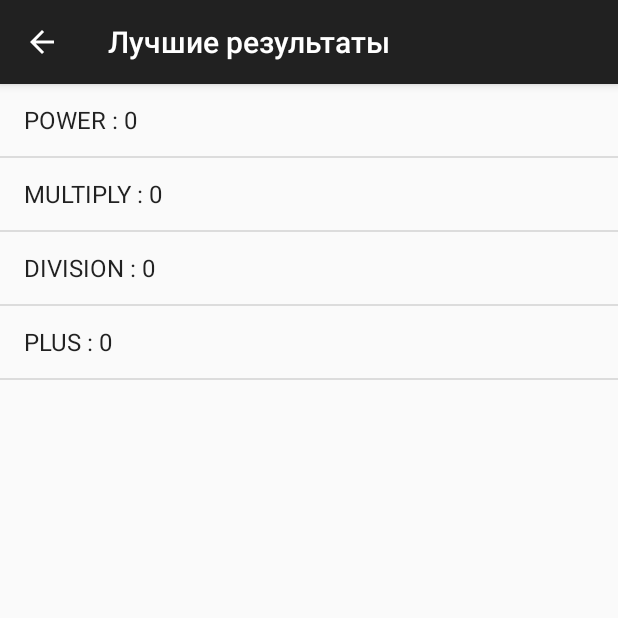
After one commit to cooldman/HappyCalculations, an Android app: the HighScoreActivity screen opened directly, with no data from a screen before it, on a phone screen of 412 x 824 dp, the top half of it. The commit adds this screen. Run offline under Robolectric (Android 15) with nearby library versions, the phone set to English and light mode, and no system bars.

Commit message:
Отображение таблицы лучших результатов

```diff
--- /dev/null
+++ b/app/src/main/java/com/onedeveloperstudio/happycalculations/HighScoreActivity.java
@@ -0,0 +1,36 @@
+package com.onedeveloperstudio.happycalculations;
+
+import android.os.Bundle;
+import android.support.v7.app.ActionBar;
+import android.support.v7.app.ActionBarActivity;
+import android.widget.ArrayAdapter;
+import android.widget.ListAdapter;
+import android.widget.ListView;
+
+import java.util.ArrayList;
+import java.util.List;
+import java.util.Map;
+
+/**
+ * Created by y.zakharov on 11.08.2015.
+ */
+public class HighScoreActivity extends ActionBarActivity {
+  @Override
+  protected void onCreate(Bundle savedInstanceState) {
+    super.onCreate(savedInstanceState);
+    setContentView(R.layout.highscore_activity);
+    ActionBar actionBar = getSupportActionBar();
+    actionBar.setTitle(R.string.highscores);
+    actionBar.setDisplayHomeAsUpEnabled(true);
+    actionBar.setHomeActionContentDescription("Меню");
+    ListView listView = (ListView) findViewById(R.id.highscorelist);
+    ResultHandler handler = ResultHandler.getInstance();
+    Map<String, Integer> map = handler.loadHighScore(this);
+    List<String> list = new ArrayList<>(map.size());
+    for (String key : map.keySet()) {
+      list.add(key + " : " + map.get(key));
+    }
+    ListAdapter adapter = new ArrayAdapter<String>(this, android.R.layout.simple_list_item_1, list);
+    listView.setAdapter(adapter);
+  }
+}
--- a/app/src/main/java/com/onedeveloperstudio/happycalculations/ResultHandler.java
+++ b/app/src/main/java/com/onedeveloperstudio/happycalculations/ResultHandler.java
@@ -11,32 +11,34 @@ import java.util.Map;
  * Created by y.zakharov on 03.08.2015.
  */
 public class ResultHandler {
-  private Activity activity;
 
-  public ResultHandler(Activity activity) {
-    this.activity = activity;
+  private static ResultHandler handler;
+
+  private ResultHandler() {
   }
 
-  public boolean saveHighScore(String operation, Integer highScore) {
-    Context context = getActivity();
-    SharedPreferences sharedPref = context.getSharedPreferences(
-        getActivity().getString(R.string.com_onedeveloperstudio_happycalculations_preference_key),
+  public static ResultHandler getInstance() {
+    if (handler == null) {
+      return new ResultHandler();
+    }
+    return handler;
+  }
+
+  public static boolean saveHighScore(String operation, Integer highScore, Activity activity) {
+    SharedPreferences sharedPref = activity.getSharedPreferences(
+        activity.getString(R.string.com_onedeveloperstudio_happycalculations_preference_key),
         Context.MODE_PRIVATE);
     SharedPreferences.Editor editor = sharedPref.edit();
     editor.putInt(operation, highScore);
     return editor.commit();
   }
 
-  public Map<String, Integer> loadHighScore(){
+  public static Map<String, Integer> loadHighScore(Activity activity) {
     Map<String, Integer> result = new HashMap<>(4);
-    SharedPreferences sharedPref = getActivity().getPreferences(Context.MODE_PRIVATE);
-    for(Operations operation : Operations.values()){
+    SharedPreferences sharedPref = activity.getPreferences(Context.MODE_PRIVATE);
+    for (Operations operation : Operations.values()) {
       result.put(operation.name(), sharedPref.getInt(operation.name(), 0));
     }
     return result;
   }
-
-  public Activity getActivity() {
-    return activity;
-  }
 }
--- /dev/null
+++ b/app/src/main/res/layout/highscore_activity.xml
@@ -0,0 +1,13 @@
+<?xml version="1.0" encoding="utf-8"?>
+<LinearLayout xmlns:android="http://schemas.android.com/apk/res/android"
+              android:layout_width="match_parent"
+              android:layout_height="match_parent"
+              android:orientation="vertical">
+
+  <ListView
+    android:id="@+id/highscorelist"
+    android:layout_width="fill_parent"
+    android:layout_height="fill_parent">
+
+  </ListView>
+</LinearLayout>
--- a/app/src/main/res/layout/menu_activity.xml
+++ b/app/src/main/res/layout/menu_activity.xml
@@ -65,6 +65,12 @@
             android:background="@color/red"
             android:text="@string/power"/>
 
+          <Button
+            android:id="@+id/highscoreactivity"
+            android:layout_width="match_parent"
+            android:layout_height="wrap_content"
+            android:background="@color/material_deep_teal_500"
+            android:text="@string/highscores"/>
         </LinearLayout>
       </RelativeLayout>
 
--- a/app/src/main/res/values/strings.xml
+++ b/app/src/main/res/values/strings.xml
@@ -14,4 +14,5 @@
   <string name="start">Start</string>
   <string name="zero">00s</string>
   <string name="com.onedeveloperstudio.happycalculations.preference_key">ca-app-pub-4239266606720505/8811496473</string>
+  <string name="highscores">Лучшие результаты</string>
 </resources>
```
Also changed, not shown: app/src/main/AndroidManifest.xml (+18 -8 lines), app/src/main/java/com/onedeveloperstudio/happycalculations/MenuActivity.java (+16 -9 lines).
